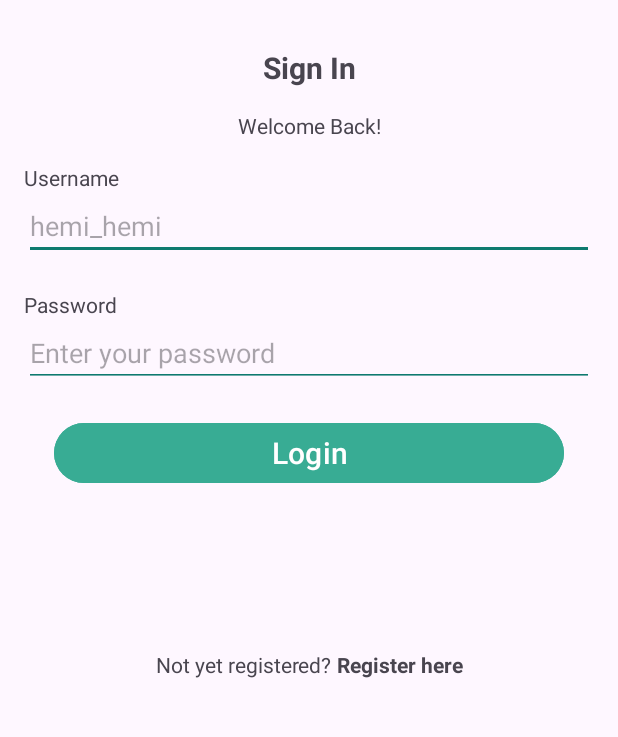
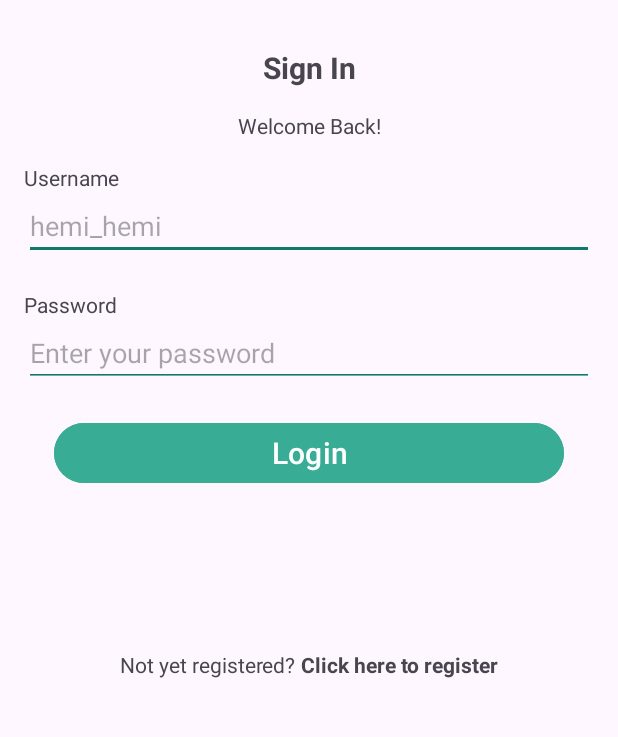
Before and after one commit to etgarP/Whots_App_ex3, an Android app: the screen it shows after launch (SignIn), on a phone screen of 412 x 824 dp, the part 450-1187 px from its top. Run offline under Robolectric (Android 15) with nearby library versions, the phone set to English and light mode, and no system bars; libraries missing offline, so code that uses them is left out: sign.up.page.

Commit message:
added ability to go between them

```diff
--- a/app/build.gradle
+++ b/app/build.gradle
@@ -26,6 +26,9 @@ android {
         sourceCompatibility JavaVersion.VERSION_1_8
         targetCompatibility JavaVersion.VERSION_1_8
     }
+    buildFeatures {
+        viewBinding true
+    }
 }
 
 dependencies {
@@ -36,4 +39,7 @@ dependencies {
     testImplementation 'junit:junit:4.13.2'
     androidTestImplementation 'androidx.test.ext:junit:1.1.5'
     androidTestImplementation 'androidx.test.espresso:espresso-core:3.5.1'
+    implementation 'androidx.room:room-runtime:2.4.0'  // Room library
+    annotationProcessor 'androidx.room:room-compiler:2.4.0'  // Room annotation processor
+
 }
--- a/app/src/main/java/sign/in/page/SignIn.java
+++ b/app/src/main/java/sign/in/page/SignIn.java
@@ -2,15 +2,26 @@ package sign.in.page;
 
 import androidx.appcompat.app.AppCompatActivity;
 
+import android.content.Intent;
 import android.os.Bundle;
+import android.widget.TextView;
 
 import com.example.whotsapp.R;
+import com.example.whotsapp.databinding.SignInBinding;
+
+import sign.up.page.Register;
+
 
 public class SignIn extends AppCompatActivity {
-
+    private SignInBinding binding;
     @Override
     protected void onCreate(Bundle savedInstanceState) {
         super.onCreate(savedInstanceState);
-        setContentView(R.layout.sign_in);
+        binding = SignInBinding.inflate(getLayoutInflater());
+        setContentView(binding.getRoot());
+        binding.toRegister.setOnClickListener(view -> {
+            Intent intent = new Intent(SignIn.this, Register.class);
+            startActivity(intent);
+        });
     }
 }
--- a/app/src/main/res/layout/sign_in.xml
+++ b/app/src/main/res/layout/sign_in.xml
@@ -17,7 +17,8 @@
             android:layout_width="match_parent"
             android:layout_height="wrap_content"
             android:orientation="vertical"
-            android:gravity="center">
+            android:gravity="center"
+            tools:ignore="UseCompoundDrawables">
 
 
             <ImageView
@@ -26,15 +27,16 @@
                 android:layout_height="190dp"
                 app:srcCompat="@drawable/icon"
                 tools:layout_editor_absoluteX="376dp"
-                tools:layout_editor_absoluteY="353dp" />
+                tools:layout_editor_absoluteY="353dp"
+                android:contentDescription="@string/whotsappicon" />
 
             <TextView
                 android:padding="10dp"
                 android:layout_width="wrap_content"
                 android:layout_height="wrap_content"
-                android:text="WhotsApp"
+                android:text="@string/whotsapp"
                 android:textColor="@color/white"
-                android:textSize="30dp"/>
+                android:textSize="30sp"/>
 
         </LinearLayout>
 
@@ -54,9 +56,9 @@
             android:layout_width="match_parent"
             android:layout_height="wrap_content"
             android:paddingTop="15dp"
-            android:text="Sign In"
+            android:text="@string/sign_in"
             android:gravity="center"
-            android:textSize="20dp"
+            android:textSize="20sp"
             android:textStyle="bold" />
 
         <TextView
@@ -65,41 +67,44 @@
             android:paddingTop="15dp"
             android:paddingBottom="15dp"
             android:gravity="center"
-            android:text="Welcome Back!"
+            android:text="@string/signin_welcome_back"
             android:textSize="14sp" />
 
         <TextView
             android:layout_width="wrap_content"
             android:layout_height="wrap_content"
-            android:text="Username" />
+            android:text="@string/username" />
 
         <EditText
             android:id="@+id/username"
             android:layout_width="match_parent"
             android:layout_height="wrap_content"
             android:backgroundTint="#0e7a6f"
-            android:hint="hemi_hemi" />
+            android:hint="@string/userTemp_hemi_hemi"
+            android:autofillHints="username"
+            android:inputType="text"/>
 
         <TextView
             android:layout_width="wrap_content"
             android:layout_height="wrap_content"
             android:paddingTop="20dp"
-            android:text="Password" />
+            android:text="@string/password" />
 
         <EditText
             android:layout_width="match_parent"
             android:layout_height="wrap_content"
             android:backgroundTint="#0e7a6f"
             android:inputType="textPassword"
-            android:hint="Enter your password" />
+            android:autofillHints="password"
+            android:hint="@string/enter_your_password" />
 
         <Button
             android:layout_width="match_parent"
             android:layout_height="match_parent"
             android:layout_margin="20dp"
             android:backgroundTint="#38ac94"
-            android:text="Login"
-            android:textSize="20dp"
+            android:text="@string/login"
+            android:textSize="20sp"
             />
 
     </LinearLayout>
@@ -117,14 +122,15 @@
         <TextView
             android:layout_width="match_parent"
             android:layout_height="wrap_content"
-            android:text="Not yet registered? " />
+            android:text="@string/not_yet_registered" />
 
         <TextView
+            android:id="@+id/to_register"
             android:layout_width="wrap_content"
             android:layout_height="wrap_content"
             android:clickable="true"
             android:focusable="true"
-            android:text="Register here"
+            android:text="@string/register_here"
             android:textStyle="bold" />
 
     </LinearLayout>
--- a/app/src/main/res/values/strings.xml
+++ b/app/src/main/res/values/strings.xml
@@ -1,3 +1,25 @@
 <resources>
     <string name="app_name">Whots App</string>
+    <string name="signin_welcome_back">Welcome Back!</string>
+    <string name="username">Username</string>
+    <string name="userTemp_hemi_hemi">hemi_hemi</string>
+    <string name="password">Password</string>
+    <string name="enter_your_password">Enter your password</string>
+    <string name="login">Login</string>
+    <string name="sign_in">Sign In</string>
+    <string name="whotsapp">WhotsApp</string>
+    <string name="whotsappicon">whotsappIcon</string>
+    <string name="not_yet_registered">Not yet registered?&#160;</string>
+    <string name="register_here">Click here to register</string>
+    <string name="register">Register</string>
+    <string name="welcome_aboard">Welcome Aboard!</string>
+    <string name="hemi_hemi">hemi_hemi</string>
+    <string name="confirm_password">Confirm Password</string>
+    <string name="re_enter_your_password">Re-enter your password</string>
+    <string name="displayname">DisplayName</string>
+    <string name="hemi_hemi_dp">hemi hemi</string>
+    <string name="picture">Picture</string>
+    <string name="upload_your_unique_image">Upload Your Unique Image!</string>
+    <string name="already_registered">Already registered?&#160;</string>
+    <string name="sign_in_here">Click here to sign in</string>
 </resources>
```
